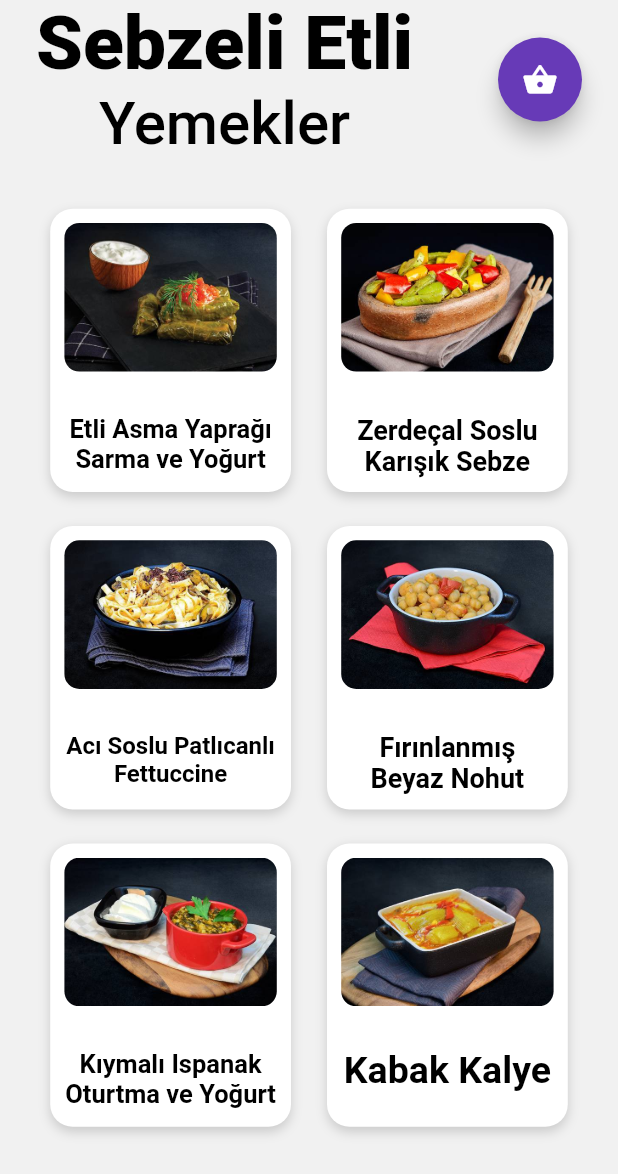
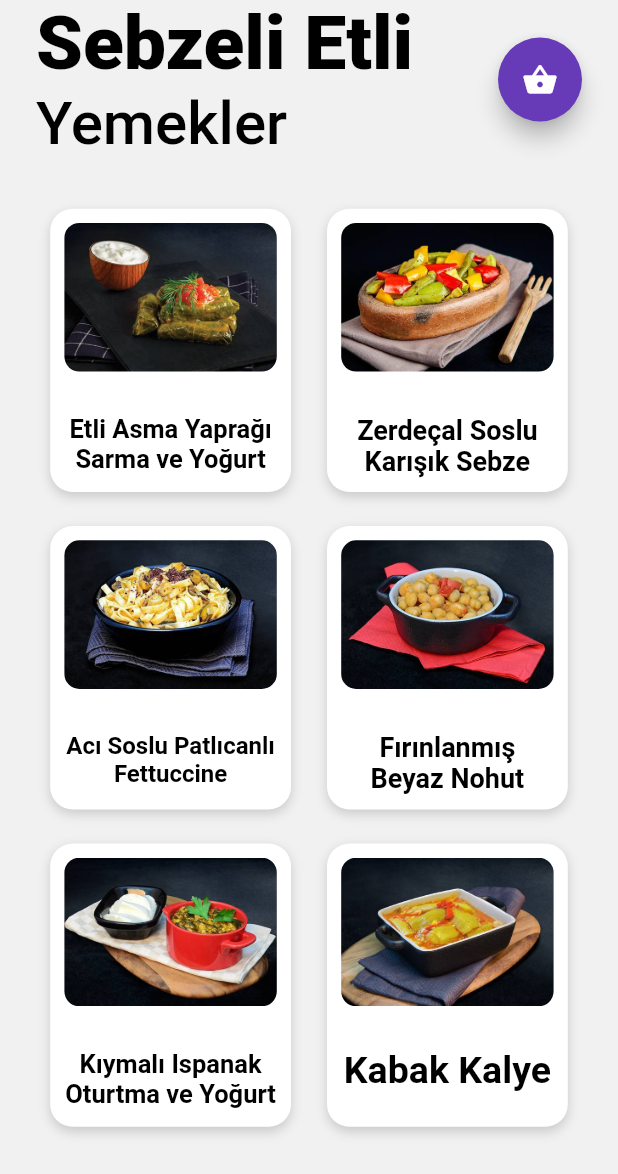
Before and after one commit to cerenyasa97/restaurant_menu, a Flutter app: the screen it shows after launch, after a tap on "Sebzeli Etli Yemekler", on a phone screen of 412 x 824 dp. Shown: the top 1174 px of the screen. Run offline on Flutter 3.47's test engine with Material 2 defaults, Android fonts, the phone set to English and light mode, and no system bars; drawn by our look-alikes of auto_size_text; our stand-ins replace equatable, google_fonts; Roboto replaces fonts that are missing (Tinos).

Commit message:
Code refactoring commit

```diff
--- a/lib/core/base/menu_base_view.dart
+++ b/lib/core/base/menu_base_view.dart
@@ -5,6 +5,8 @@ import 'package:restaurant_menu/core/extensions/context/project_context_extensio
 import 'package:restaurant_menu/core/constants/methods/scroll_widget_behavior.dart';
 import 'package:restaurant_menu/core/init/navigation/navigation_service.dart';
 import 'package:restaurant_menu/core/init/navigation/pages_import.dart';
+import 'package:provider/provider.dart';
+import 'package:restaurant_menu/notifier/menu_notifier.dart';
 
 abstract class MenuBaseView extends StatefulWidget {
   const MenuBaseView({Key key}) : super(key: key);
@@ -26,6 +28,7 @@ abstract class MenuBaseState<Page extends MenuBaseView> extends State<Page> {
                   mainAxisAlignment: MainAxisAlignment.spaceBetween,
                   children: [
                     Column(
+                      crossAxisAlignment: CrossAxisAlignment.start,
                       mainAxisSize: MainAxisSize.min,
                       children: [
                         ProjectText(
@@ -43,12 +46,37 @@ abstract class MenuBaseState<Page extends MenuBaseView> extends State<Page> {
                         ),
                       ],
                     ),
-                    FloatingActionButton(
-                      backgroundColor: Colors.deepPurple,
-                      onPressed: () => NavigationService.instance.navigatorPush(context, Pages.PAYMENT),
-                      child: Icon(
-                        Icons.shopping_basket,
-                      ),
+                    Stack(
+                      children: [
+                        FloatingActionButton(
+                          backgroundColor: Colors.deepPurple,
+                          onPressed: () => NavigationService.instance
+                              .navigatorPush(context, Pages.PAYMENT),
+                          child: Icon(
+                            Icons.shopping_basket,
+                          ),
+                        ),
+                        Visibility(
+                          visible: context
+                              .watch<MenuProvider>()
+                              .orderList
+                              .length > 0,
+                          child: Positioned(
+                              right: 0,
+                              child: CircleAvatar(
+                                radius: context.dynamicWidth(10),
+                                backgroundColor: Colors.white,
+                                child: ProjectText(
+                                  text: context
+                                      .watch<MenuProvider>()
+                                      .orderList
+                                      .length
+                                      .toString(),
+                                  color: Colors.deepPurple,
+                                ),
+                              )),
+                        )
+                      ],
                     )
                   ],
                 ),
--- a/lib/core/constants/text/text_constants.dart
+++ b/lib/core/constants/text/text_constants.dart
@@ -16,4 +16,5 @@ class TextConstants{
   static const PAYMENT_TITLE = "Sepet";
   static const PRICE_LABEL = "Fiyat";
   static const PAY_BUTTON = "Siparişi Tamamla";
+  static const ADD_BUTTON = "Yeni Ekle";
 }
--- a/lib/screens/main_menu/view/menu_item_widget.dart
+++ b/lib/screens/main_menu/view/menu_item_widget.dart
@@ -18,13 +18,25 @@ class MenuItemWidget extends StatelessWidget {
     return GestureDetector(
       onTap: () {
         if (menuItem.items == null) {
-          context.read<MenuProvider>().price =
-              double.parse(menuItem.price.replaceFirst(RegExp(","), "."));
+          double lastPrice;
+          if(menuItem.price is String) lastPrice = double.parse(menuItem.price.replaceFirst(RegExp(","), "."));
+          else if(menuItem.price is int) lastPrice = menuItem.price.toDouble();
+          else lastPrice = menuItem.price;
+          context.read<MenuProvider>().price = lastPrice;
+              ;
         }
-        NavigationService.instance.navigatorPush(context,
-            menuItem.items != null ? Pages.SUB_MENU : Pages.SELECT_FOOD,
-            variable: menuItem.items != null ? menuItem.items : menuItem,
-            title: menuItem.name);
+        print("********************************************\n" +
+            menuItem.toString());
+        if (menuItem.items != null)
+          NavigationService.instance.navigatorPush(context, Pages.SUB_MENU,
+              variable: menuItem.items, title: menuItem.name);
+        else if (menuItem.items == null && menuItem.subMenus != null)
+          NavigationService.instance.navigatorPush(context, Pages.SELECT_FOOD,
+              variable: menuItem, title: menuItem.name);
+        else {
+          context.read<MenuProvider>().addSingleItem(menuItem);
+          NavigationService.instance.navigatorPush(context, Pages.PAYMENT);
+        }
       },
       child: CircularCornerContainer(
         child: Column(
```
Also changed, not shown: lib/notifier/menu_notifier.dart (+5 -4 lines), lib/screens/payment/payment_screen.dart (+29 -4 lines), lib/screens/select_foods/sub_menu_list.dart (+50 -13 lines), 1 other file.
